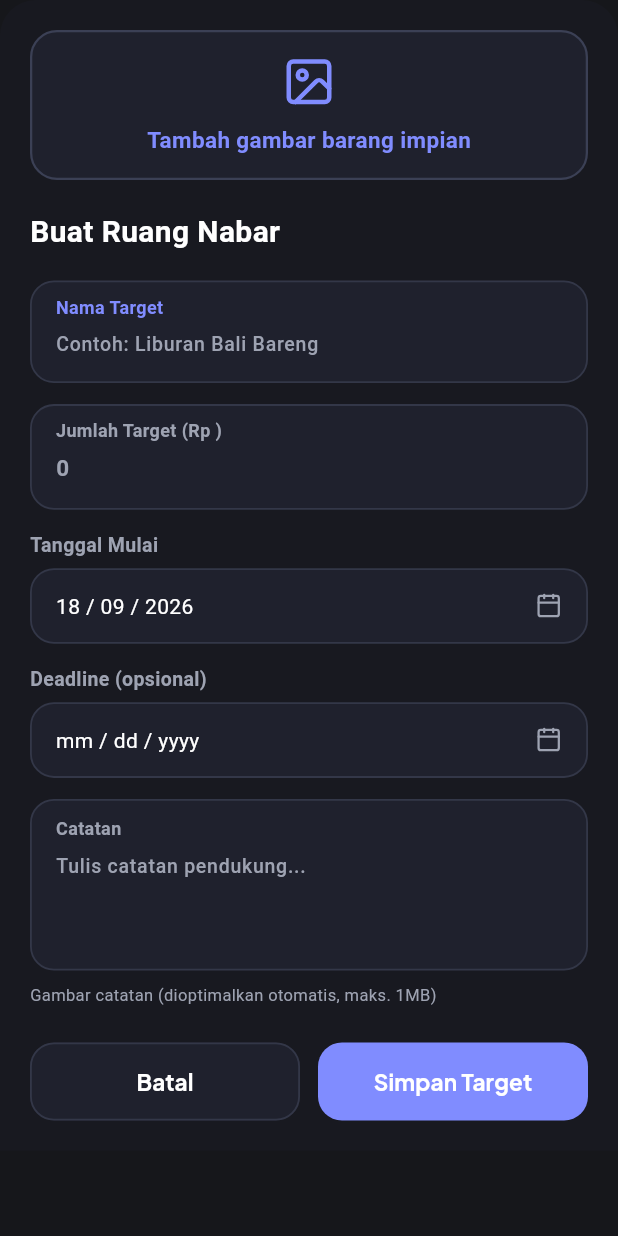
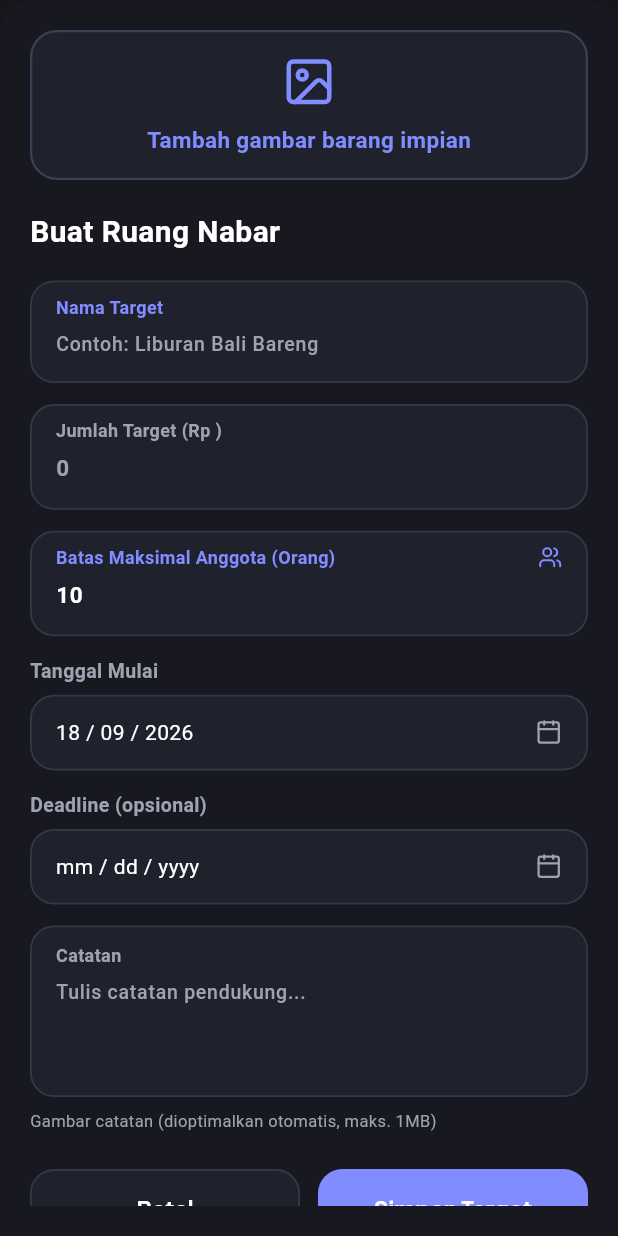
Before and after one commit to Rakaanoo/jagacuan_flutter, a Flutter app: the CreateTargetModal widget shown alone on an empty page, opened directly, on a phone screen of 412 x 824 dp. Run offline on Flutter 3.47's test engine with Material 3 defaults, Android fonts, the phone set to English and light mode, and no system bars; our stand-ins replace google_fonts, image_picker, lucide_icons_flutter, permission_handler, shared_preferences, supabase_flutter; accounts and stored records are empty.

```diff
--- a/lib/ui/features/target_list/views/create_target_modal.dart
+++ b/lib/ui/features/target_list/views/create_target_modal.dart
@@ -29,6 +29,7 @@ class _CreateTargetModalState extends State<CreateTargetModal> {
   final _titleController = TextEditingController();
   final _amountController = TextEditingController();
   final _noteController = TextEditingController();
+  final _memberLimitController = TextEditingController(text: '10');
 
   DateTime _startDate = DateTime.now();
   DateTime? _deadlineDate;
@@ -49,6 +50,7 @@ class _CreateTargetModalState extends State<CreateTargetModal> {
     _titleController.dispose();
     _amountController.dispose();
     _noteController.dispose();
+    _memberLimitController.dispose();
     super.dispose();
   }
 
@@ -356,6 +358,45 @@ class _CreateTargetModalState extends State<CreateTargetModal> {
             ),
             const SizedBox(height: 14),
 
+            if (_selectedType == TargetType.nabar) ...[
+              Container(
+                padding: const EdgeInsets.symmetric(horizontal: 16, vertical: 8),
+                decoration: BoxDecoration(
+                  color: cardBg,
+                  borderRadius: BorderRadius.circular(16),
+                  border: Border.all(color: borderCol, width: 1.2),
+                ),
+                child: Column(
+                  crossAxisAlignment: CrossAxisAlignment.start,
+                  children: [
+                    Row(
+                      mainAxisAlignment: MainAxisAlignment.spaceBetween,
+                      children: [
+                        Text(
+                          'Batas Maksimal Anggota (Orang)',
+                          style: TextStyle(fontSize: 12, fontWeight: FontWeight.bold, color: labelColor),
+                        ),
+                        Icon(LucideIcons.users, size: 16, color: labelColor),
+                      ],
+                    ),
+                    TextField(
+                      controller: _memberLimitController,
+                      keyboardType: TextInputType.number,
+                      style: TextStyle(color: textColor, fontWeight: FontWeight.bold, fontSize: 15),
+                      decoration: InputDecoration(
+                        hintText: 'Contoh: 10',
+                        hintStyle: TextStyle(fontSize: 14, color: mutedColor),
+                        border: InputBorder.none,
+                        isDense: true,
+                        contentPadding: const EdgeInsets.symmetric(vertical: 6),
+                      ),
+                    ),
+                  ],
+                ),
+              ),
+              const SizedBox(height: 14),
+            ],
+
             // Field 3: Tanggal Mulai
             Text(AppTranslations.tr(lang, 'create.start_date'), style: TextStyle(fontWeight: FontWeight.bold, fontSize: 13, color: mutedColor)),
             const SizedBox(height: 6),
```
Also changed, not shown: lib/data/repositories/local_storage_repository.dart (+2 -23 lines).
